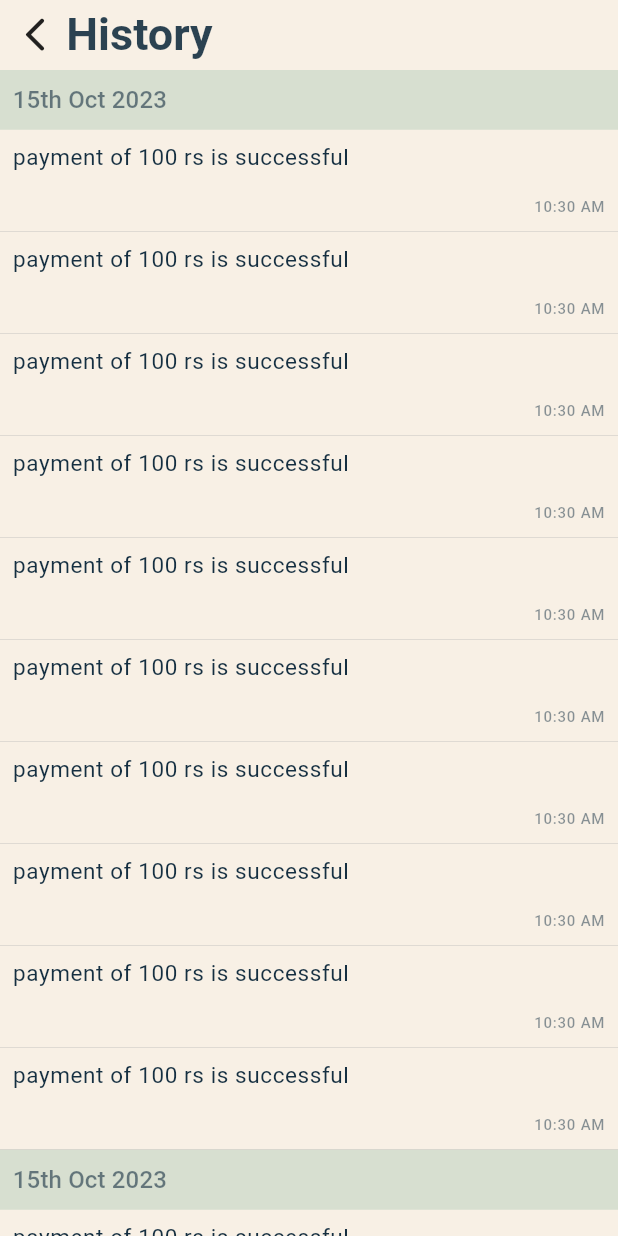
After one commit to LearningLadoo/pawrapet, a Flutter app: the Home screen opened directly, after a tap on "History", on a phone screen of 412 x 824 dp. The commit adds this screen. Run offline on Flutter 3.47's test engine with Material 2 defaults, Android fonts, the phone set to English and light mode, and no system bars; our stand-ins replace flutter_image_compress, flutter_slidable, flutter_sticky_header, flutter_svg, image_cropper, image_picker and 1 more; missing offline and left inert: flutter_date_pickers; project files that could hold a hidden picture were left out.

```diff
--- a/lib/screens/account/Account.dart
+++ b/lib/screens/account/Account.dart
@@ -47,9 +47,9 @@ class _AccountState extends State<Account> {
               const SizedBox().vertical(),
               const ScheduleWidget(),
               const SizedBox().vertical(),
-              manageRecords(),
+              ManageRecords(),
               const SizedBox().vertical(),
-              history(),
+              History(),
               const SizedBox().vertical(),
               deleteAccount()
             ],
--- a/lib/screens/account/utils/widgets/history.dart
+++ b/lib/screens/account/utils/widgets/history.dart
@@ -1,9 +1,20 @@
+
 import 'package:flutter/material.dart';
+import 'package:pawrapet/screens/history/history.dart';
+import 'package:pawrapet/utils/extensions/buildContext.dart';
 import '/../utils/constants.dart';
 import 'package:pawrapet/utils/extensions/sizedBox.dart';
 
-Widget history() {
-  return Container(
+class History extends StatelessWidget {
+  const History({super.key});
+
+  @override
+  Widget build(BuildContext context) {
+    return InkWell(
+      onTap: (){
+        context.push(HistoryPage());
+      },
+      child: Container(
         height: xSize * 3,
         padding: const EdgeInsets.symmetric(vertical: xSize / 4, horizontal: xSize / 4),
         decoration: BoxDecoration(
@@ -27,5 +38,7 @@ Widget history() {
             ),
           ],
         ),
+      ),
     );
   }
+}
--- a/lib/screens/account/utils/widgets/manageRecords.dart
+++ b/lib/screens/account/utils/widgets/manageRecords.dart
@@ -1,9 +1,18 @@
 import 'package:flutter/material.dart';
+import 'package:pawrapet/screens/records/records.dart';
+import 'package:pawrapet/utils/extensions/buildContext.dart';
 import '/../utils/constants.dart';
 import 'package:pawrapet/utils/extensions/sizedBox.dart';
 
-Widget manageRecords() {
-  return Container(
+class ManageRecords extends StatelessWidget {
+  const ManageRecords({super.key});
+  @override
+  Widget build(BuildContext context) {
+    return InkWell(
+      onTap: (){
+        context.push(RecordsPage());
+      },
+      child: Container(
         height: xSize * 3,
         padding: const EdgeInsets.symmetric(vertical: xSize / 4, horizontal: xSize / 4),
         decoration: BoxDecoration(
@@ -27,5 +36,7 @@ Widget manageRecords() {
             ),
           ],
         ),
+      ),
     );
   }
+}
--- /dev/null
+++ b/lib/screens/history/history.dart
@@ -0,0 +1,90 @@
+import 'package:flutter/cupertino.dart';
+import 'package:flutter/material.dart';
+import 'package:flutter_sticky_header/flutter_sticky_header.dart';
+import 'package:intl/intl.dart';
+import 'package:pawrapet/utils/constants.dart';
+import 'package:pawrapet/utils/extensions/dateTime.dart';
+
+import '../../utils/widgets/appBar.dart';
+import '../../utils/widgets/common.dart';
+
+class HistoryPage extends StatefulWidget {
+  const HistoryPage({super.key});
+
+  @override
+  State<HistoryPage> createState() => _HistoryPageState();
+}
+
+class _HistoryPageState extends State<HistoryPage> {
+  @override
+  Widget build(BuildContext context) {
+    return Scaffold(
+      body: SafeArea(
+        child: Column(
+          children: [
+            const XAppBar(
+              AppBarType.backWithHeading,
+              title: "History",
+            ),
+            Expanded(
+                child: ScrollConfiguration(
+              behavior: const CupertinoScrollBehavior(),
+              child: CustomScrollView(
+                slivers: datesList.map((dateString) {
+                  DateTime dt = DateTime.fromMillisecondsSinceEpoch(int.parse(dummyData['time']!) * 1000);
+                  return SliverStickyHeader(
+                    header: Container(
+                      padding: EdgeInsets.all(xSize/4),
+                      color: xSecondary,
+                      child:
+                      Text(
+                        dt.fullWithOrdinal(),
+                        style: xTheme.textTheme.labelLarge!.apply(color: xPrimary.withOpacity(0.6)),
+                      ),
+                    ),
+                    sliver: SliverList(
+                      delegate: SliverChildBuilderDelegate(
+                        (context, i) => Container(
+                          padding: const EdgeInsets.all(xSize / 4),
+                          width: xWidth,
+                          constraints: const BoxConstraints(minHeight: xSize * 2),
+                          decoration: BoxDecoration(
+                            border: Border(
+                              bottom: BorderSide(color: xPrimary.withOpacity(0.15), width: 0.5),
+                            ),
+                          ),
+                          child: Column(
+                            crossAxisAlignment: CrossAxisAlignment.stretch,
+                            mainAxisAlignment: MainAxisAlignment.spaceBetween,
+                            children: [
+                              Text(
+                                dummyData["text"]!,
+                                style: xTheme.textTheme.bodySmall!.apply(fontSizeDelta: -1),
+                              ),
+                              Text(
+                                "${DateFormat('hh:mm a').format(dt)}",
+                                textAlign: TextAlign.right,
+                                style: xTheme.textTheme.labelSmall!.apply(color: xPrimary.withOpacity(0.5)),
+                              )
+                            ],
+                          ),
+                        ),
+                        childCount: 10,
+                      ),
+                    ),
+                  );
+                }).toList(),
+              ),
+            )),
+          ],
+        ),
+      ),
+    );
+  }
+}
+
+List<String> datesList = List.generate(5, (index) => "${index + 1}-09-2023");
+Map<String, String> dummyData = {
+  'time':'${DateTime.now().millisecondsSinceEpoch~/1000}',
+  'text': 'payment of 100 rs is successful'
+};
--- a/lib/screens/notifications/notifications.dart
+++ b/lib/screens/notifications/notifications.dart
@@ -174,15 +174,16 @@ class NotificationTile extends StatelessWidget {
               Expanded(
                 child: Column(
                   crossAxisAlignment: CrossAxisAlignment.stretch,
+                  mainAxisAlignment: MainAxisAlignment.spaceBetween,
                   children: [
                     Text(
                       details["text"],
                       style: xTheme.textTheme.bodySmall!.apply(fontSizeDelta: -1),
                     ),
                     Text(
-                      "${dt.ordinalSuffix()} ${DateFormat('MMM').format(dt)} ${DateFormat('hh:mm a').format(dt)}",
+                      "${dt.ordinalSuffix()} ${DateFormat('MMM').format(dt)}, ${DateFormat('hh:mm a').format(dt)}",
                       textAlign: TextAlign.right,
-                      style: xTheme.textTheme.labelSmall,
+                      style: xTheme.textTheme.labelSmall!.apply(color: xPrimary.withOpacity(0.5)),
                     )
                   ],
                 ),
--- a/lib/utils/widgets/buttons.dart
+++ b/lib/utils/widgets/buttons.dart
@@ -137,6 +137,7 @@ class _XColoredButtonState extends State<XColoredButton> {
             child: Text(
               widget.text,
               textAlign: TextAlign.center,
+              overflow: TextOverflow.ellipsis,
               style: (widget.textStyle??xTheme.textTheme.bodyMedium)!.apply(color: (widget.invert)?(widget.invertedTextColor??widget.backgroundColor):(xPrimary.withOpacity(widget.textOpacity ?? 0.7)), fontWeightDelta: 1),
             ),
           ),
--- a/pubspec.yaml
+++ b/pubspec.yaml
@@ -40,7 +40,7 @@ dependencies:
   image_cropper: ^5.0.0
   flutter_image_compress: ^2.0.4
   flutter_slidable: ^3.0.0
-
+  flutter_sticky_header: ^0.6.5
 
 dev_dependencies:
   flutter_test:
```
Also changed, not shown: lib/screens/records/records.dart (+277 -0 lines), pubspec.lock. Lines whose indentation alone changed are shown as unchanged.
